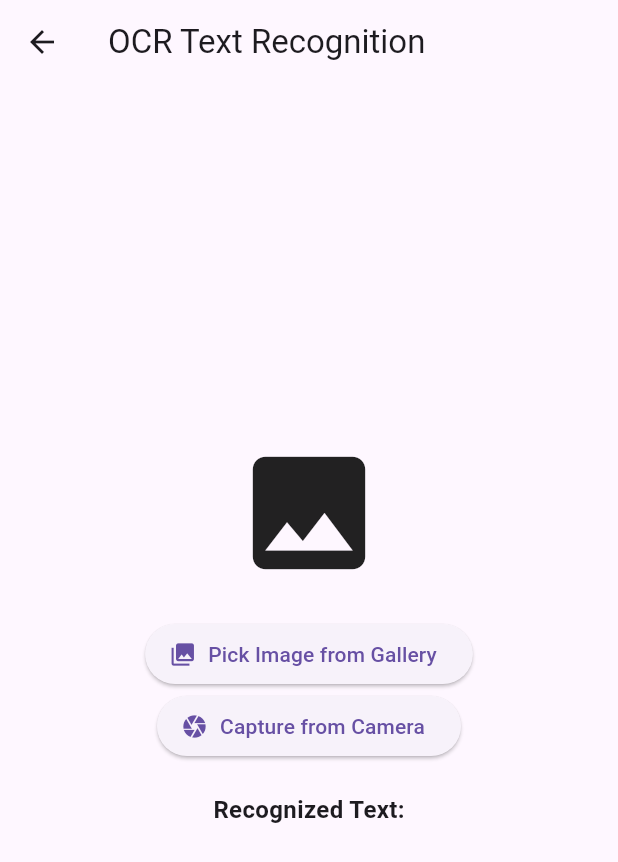
After one commit to rahatcse5bu/Easy-Med-App, a Flutter app: the OCRScreen screen opened by its route, after a tap on "Pick Image from Gallery", on a phone screen of 412 x 824 dp. The commit adds this screen. Shown: the top 862 px of the screen. Run offline on Flutter 3.47's test engine with Material 3 defaults, Android fonts, the phone set to English and light mode, and no system bars; our stand-ins replace dartz, flutter_screenutil, get, google_fonts, image_picker, permission_handler and 1 more; missing offline and left inert: google_mlkit_text_recognition; accounts and stored records are empty; network calls fail.

Commit message:
OCR using Google ML Kit + Permission added

```diff
--- /dev/null
+++ b/lib/app/modules/ocr/bindings/ocr_binding.dart
@@ -0,0 +1,10 @@
+import 'package:get/get.dart';
+
+import '../controller/ocr_controller.dart';
+
+class OCRBinding extends Bindings {
+  @override
+  void dependencies() {
+    Get.lazyPut<OCRController>(() => OCRController());
+  }
+}
--- /dev/null
+++ b/lib/app/modules/ocr/controller/ocr_controller.dart
@@ -0,0 +1,51 @@
+import 'dart:io';
+import 'package:flutter/material.dart';
+import 'package:get/get.dart';
+import 'package:image_picker/image_picker.dart';
+import 'package:google_mlkit_text_recognition/google_mlkit_text_recognition.dart';
+import 'package:permission_handler/permission_handler.dart';
+
+class OCRController extends GetxController {
+  var imageFile = Rxn<File>();
+  var extractedText = "".obs;
+
+  final ImagePicker _picker = ImagePicker();
+  final TextRecognizer _textRecognizer = TextRecognizer();
+
+  // Function to pick an image
+  Future<void> pickImage(ImageSource source) async {
+    if (!await _requestPermission(source)) return;
+
+    final pickedFile = await _picker.pickImage(source: source);
+    if (pickedFile != null) {
+      imageFile.value = File(pickedFile.path);
+      extractTextFromImage(imageFile.value!);
+    }
+  }
+
+  // Request permission for camera/gallery
+  Future<bool> _requestPermission(ImageSource source) async {
+    if (source == ImageSource.camera) {
+      return await Permission.camera.request().isGranted;
+    } else {
+      return await Permission.photos.request().isGranted;
+    }
+  }
+
+  // Function to extract text from image using ML Kit
+  Future<void> extractTextFromImage(File imageFile) async {
+    final inputImage = InputImage.fromFile(imageFile);
+    final RecognizedText recognizedText =
+        await _textRecognizer.processImage(inputImage);
+
+    extractedText.value = recognizedText.text.isNotEmpty
+        ? recognizedText.text
+        : "No text detected";
+  }
+
+  @override
+  void onClose() {
+    _textRecognizer.close();
+    super.onClose();
+  }
+}
--- /dev/null
+++ b/lib/app/modules/ocr/view/ocr_screen_view.dart
@@ -0,0 +1,51 @@
+import 'package:flutter/material.dart';
+import 'package:get/get.dart';
+import 'package:image_picker/image_picker.dart';
+
+import '../controller/ocr_controller.dart';
+
+class OCRScreen extends GetView<OCRController> {
+  @override
+  Widget build(BuildContext context) {
+    return Scaffold(
+      appBar: AppBar(title: const Text('OCR Text Recognition')),
+      body: Center(
+        child: Padding(
+          padding: const EdgeInsets.all(16.0),
+          child: Column(
+            mainAxisAlignment: MainAxisAlignment.center,
+            children: [
+              Obx(() => controller.imageFile.value != null
+                  ? Image.file(controller.imageFile.value!, height: 250)
+                  : const Icon(Icons.image, size: 100)),
+              const SizedBox(height: 20),
+              ElevatedButton.icon(
+                icon: const Icon(Icons.photo_library),
+                label: const Text('Pick Image from Gallery'),
+                onPressed: () => controller.pickImage(ImageSource.gallery),
+              ),
+              ElevatedButton.icon(
+                icon: const Icon(Icons.camera),
+                label: const Text('Capture from Camera'),
+                onPressed: () => controller.pickImage(ImageSource.camera),
+              ),
+              const SizedBox(height: 20),
+              const Text(
+                'Recognized Text:',
+                style: TextStyle(fontSize: 16, fontWeight: FontWeight.bold),
+              ),
+              Obx(() => Padding(
+                    padding: const EdgeInsets.all(8.0),
+                    child: Text(
+                      controller.extractedText.value,
+                      textAlign: TextAlign.center,
+                      style: const TextStyle(fontSize: 14),
+                    ),
+                  )),
+            ],
+          ),
+        ),
+      ),
+    );
+  }
+}
--- a/lib/app/routes/app_pages.dart
+++ b/lib/app/routes/app_pages.dart
@@ -5,6 +5,8 @@ import '../modules/home/binding/home_binding.dart';
 import '../modules/home/view/home_view.dart';
 import '../modules/login/bindings/login_binding.dart';
 import '../modules/login/views/login_view.dart';
+import '../modules/ocr/bindings/ocr_binding.dart';
+import '../modules/ocr/view/ocr_screen_view.dart';
 import '../modules/register/bindings/register_binding.dart';
 import '../modules/register/views/register_view.dart';
 
@@ -17,7 +19,7 @@ class Routes {
   static const login = '/login';
   static const profile = '/profile';
   static const home = '/home';
-  static const tasks = '/tasks';
+static const OCR = '/ocr';
 
   // Dynamic route generator for single task
   static String singleTask(String id) => '/task/$id';
@@ -52,9 +54,9 @@ class AppPages {
 
 
     GetPage(
-      name: Routes.tasks,
-      page: () =>  ITWayBDTaskView(),
-      binding: ITWayBDTaskBinding(),
+      name: Routes.OCR,
+      page: () => OCRScreen(),
+      binding: OCRBinding(),
     ),
 
   ];
--- a/pubspec.yaml
+++ b/pubspec.yaml
@@ -16,6 +16,9 @@ dependencies:
   google_fonts: ^6.2.1
   intl: ^0.20.1
   shared_preferences: ^2.3.3
+  google_mlkit_text_recognition: any
+  image_picker: ^1.0.4
+  permission_handler: ^11.0.1
 
 dev_dependencies:
   flutter_test:
```
Also changed, not shown: pubspec.lock (added), 8 other files.
